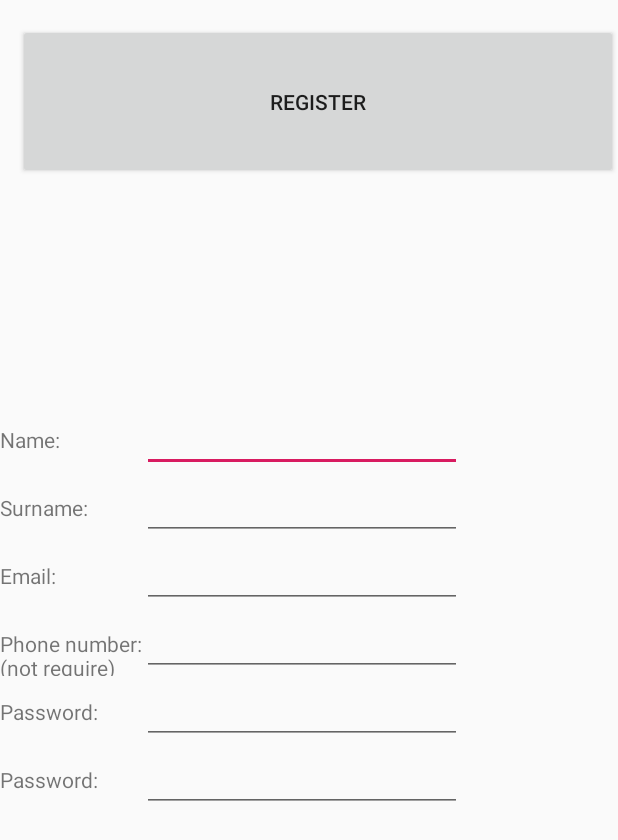
After one commit to Matix97/EngineeringWorkClient, an Android app: the ParentRegisterActivity screen opened directly, with no data from a screen before it, on a phone screen of 412 x 824 dp. The commit adds this screen. Shown: the top 840 px of the screen. Run offline under Robolectric (Android 15) with nearby library versions, the phone set to English and light mode, and no system bars; 2 statements that could not run were skipped.

Commit message:
rejestarcja dodana

```diff
--- a/app/src/main/AndroidManifest.xml
+++ b/app/src/main/AndroidManifest.xml
@@ -35,6 +35,9 @@
         <activity
             android:name=".ParentLoginActivity"
             android:screenOrientation="portrait" />
+        <activity
+            android:name=".ParentRegisterActivity"
+            android:screenOrientation="portrait" />
     </application>
 
 </manifest>
--- /dev/null
+++ b/app/src/main/java/com/example/exchangetoys/ParentRegisterActivity.java
@@ -0,0 +1,99 @@
+package com.example.exchangetoys;
+
+import android.app.Activity;
+import android.app.AlertDialog;
+import android.os.Bundle;
+import android.text.TextUtils;
+import android.widget.Button;
+import android.widget.EditText;
+import android.widget.Toast;
+
+import androidx.annotation.Nullable;
+
+import com.example.exchangetoys.Services.ServiceGenerator;
+import com.example.exchangetoys.Services.UserService;
+import com.example.exchangetoys.Tools.EncryptionTools;
+
+import retrofit2.Call;
+import retrofit2.Callback;
+import retrofit2.Response;
+
+public class ParentRegisterActivity extends Activity {
+    Button accept;
+    EditText name, surname, email, phoneNumber, password, confirmPassword;
+    private UserService userService;
+
+    @Override
+    protected void onCreate(@Nullable Bundle savedInstanceState) {
+        super.onCreate(savedInstanceState);
+
+        this.userService = ServiceGenerator.createService(UserService.class);
+
+        setContentView(R.layout.register_activity);
+        name = findViewById(R.id.name_register);
+        surname = findViewById(R.id.surname_register);
+        email = findViewById(R.id.email_register);
+        phoneNumber = findViewById(R.id.phone_number_register);
+        password = findViewById(R.id.password_register);
+        confirmPassword = findViewById(R.id.confirm_password_register);
+
+        accept.findViewById(R.id.confirm_register_adult);
+        accept.setOnClickListener(v -> {
+            tryRegister();
+        });
+    }
+
+    private void tryRegister() {
+        if (ifAllRequireFieldAreFill()) {
+            if (password.getText().toString().equals(confirmPassword.getText().toString())) {
+                registerPostHandler();
+            }
+        } else {
+            new AlertDialog.Builder(this)
+                    .setTitle("Warning")
+                    .setMessage("Please fill all require fields")
+                    .setNegativeButton(android.R.string.ok, null)
+                    .show();
+        }
+    }
+
+    private boolean ifAllRequireFieldAreFill() {
+        return TextUtils.isEmpty(name.getText().toString()) && TextUtils.isEmpty(surname.getText().toString())
+                && TextUtils.isEmpty(email.getText().toString())
+                && TextUtils.isEmpty(password.getText().toString()) && TextUtils.isEmpty(confirmPassword.getText().toString());
+    }
+
+    private void registerPostHandler() {
+        String messageToEncrypt = name.getText().toString() + ";" + surname.getText().toString()
+                + ";" + password.getText().toString()+ ";" + phoneNumber.getText().toString()
+                + ";" + email.getText().toString();
+        try {
+            Call<Void> call = userService.registerParent(EncryptionTools.encrypt(messageToEncrypt));
+            call.enqueue(new Callback<Void>() {
+                @Override
+                public void onResponse(Call<Void> call, Response<Void> response) {
+                    if (response.isSuccessful()) {
+                        new AlertDialog.Builder(ParentRegisterActivity.this)
+                                .setTitle("Register")
+                                .setMessage("Welcome in toys' world")
+                                .setNegativeButton(android.R.string.ok, null)
+                                .show();
+
+                    } else {
+                        Toast.makeText(ParentRegisterActivity.this, "error", Toast.LENGTH_SHORT).show();
+                    }
+
+                }
+
+                @Override
+                public void onFailure(Call<Void> call, Throwable t) {
+                    Toast.makeText(ParentRegisterActivity.this, "error 2", Toast.LENGTH_SHORT).show();
+                }
+            });
+        } catch (Exception e) {
+            Toast.makeText(ParentRegisterActivity.this, "error 3", Toast.LENGTH_SHORT).show();
+        }
+
+
+    }
+}
--- a/app/src/main/java/com/example/exchangetoys/Services/UserService.java
+++ b/app/src/main/java/com/example/exchangetoys/Services/UserService.java
@@ -3,7 +3,6 @@ package com.example.exchangetoys.Services;
 
 import com.example.exchangetoys.DTOs.BearerToken;
 import com.example.exchangetoys.DTOs.ToyServiceData.SuggestedToy;
-import com.example.exchangetoys.DTOs.UserServiceData.Adult;
 import com.example.exchangetoys.DTOs.UserServiceData.Child;
 
 import retrofit2.Call;
@@ -13,8 +12,8 @@ import retrofit2.http.POST;
 
 public interface UserService {
 
-    @POST("registerParent")
-    Call<Adult> registerParent(@Body Adult register);
+    @POST("register")
+    Call<Void> registerParent(@Header("Authorization") byte[] message);
     @POST("registerChild")
     Call<Child> registerChild(@Body Child child);
     @POST("authenticate")
--- a/app/src/main/java/com/example/exchangetoys/ui/dashboard/DashboardFragment.java
+++ b/app/src/main/java/com/example/exchangetoys/ui/dashboard/DashboardFragment.java
@@ -27,7 +27,7 @@ public class DashboardFragment extends Fragment {
             ViewGroup container, Bundle savedInstanceState) {
         dashboardViewModel =
                 ViewModelProviders.of(this).get(DashboardViewModel.class);
-        View root = inflater.inflate(R.layout.fragment_dashboard, container, false);
+        View root = inflater.inflate(R.layout.fragment_main_list_of_toys, container, false);
 
         toys=root.findViewById(R.id.my_toys);
 
--- a/app/src/main/java/com/example/exchangetoys/ui/notifications/NotificationsViewModel.java
+++ b/app/src/main/java/com/example/exchangetoys/ui/settings/NotificationsViewModel.java
@@ -1,4 +1,4 @@
-package com.example.exchangetoys.ui.notifications;
+package com.example.exchangetoys.ui.settings;
 
 import androidx.lifecycle.LiveData;
 import androidx.lifecycle.MutableLiveData;
--- /dev/null
+++ b/app/src/main/res/layout/register_activity.xml
@@ -0,0 +1,134 @@
+<?xml version="1.0" encoding="utf-8"?>
+<LinearLayout xmlns:android="http://schemas.android.com/apk/res/android"
+    xmlns:app="http://schemas.android.com/apk/res-auto"
+    xmlns:tools="http://schemas.android.com/tools"
+    android:id="@+id/relativeLayout"
+    android:layout_width="match_parent"
+    android:layout_height="match_parent"
+    android:orientation="vertical">
+
+    <Button
+        android:id="@+id/confirm_register_adult"
+        android:layout_width="match_parent"
+        android:layout_height="103dp"
+        android:layout_marginStart="12dp"
+        android:layout_marginTop="16dp"
+        android:text="@string/register" />
+
+    <TableLayout
+        android:layout_width="match_parent"
+        android:layout_height="490dp"
+        android:paddingTop="150dp">
+
+        <TableRow
+            android:layout_width="match_parent"
+            android:layout_height="match_parent">
+
+            <TextView
+                android:id="@+id/textView"
+                android:layout_width="wrap_content"
+                android:layout_height="wrap_content"
+                android:text="Name: " />
+
+            <EditText
+                android:id="@+id/name_register"
+                android:layout_width="wrap_content"
+                android:layout_height="wrap_content"
+                android:ems="10"
+                android:inputType="textPersonName" />
+        </TableRow>
+
+        <TableRow
+            android:layout_width="match_parent"
+            android:layout_height="match_parent">
+
+            <TextView
+                android:id="@+id/textView5"
+                android:layout_width="wrap_content"
+                android:layout_height="wrap_content"
+                android:text="Surname: " />
+
+            <EditText
+                android:id="@+id/surname_register"
+                android:layout_width="wrap_content"
+                android:layout_height="wrap_content"
+                android:ems="10"
+                android:inputType="textPersonName" />
+        </TableRow>
+
+        <TableRow
+            android:layout_width="match_parent"
+            android:layout_height="match_parent">
+
+            <TextView
+                android:id="@+id/textView2"
+                android:layout_width="wrap_content"
+                android:layout_height="wrap_content"
+                android:text="Email: " />
+
+            <EditText
+                android:id="@+id/email_register"
+                android:layout_width="136dp"
+                android:layout_height="wrap_content"
+                android:ems="10"
+                android:inputType="textEmailAddress" />
+        </TableRow>
+
+        <TableRow
+            android:layout_width="match_parent"
+            android:layout_height="match_parent">
+
+            <TextView
+                android:id="@+id/textView7"
+                android:layout_width="wrap_content"
+                android:layout_height="wrap_content"
+                android:text="Phone number:\n(not require) " />
+
+            <EditText
+                android:id="@+id/phone_number_register"
+                android:layout_width="136dp"
+                android:layout_height="wrap_content"
+                android:ems="10"
+                android:inputType="phone" />
+        </TableRow>
+
+        <TableRow
+            android:layout_width="match_parent"
+            android:layout_height="match_parent">
+
+            <TextView
+                android:id="@+id/textView3"
+                android:layout_width="wrap_content"
+                android:layout_height="wrap_content"
+                android:text="Password: " />
+
+            <EditText
+                android:id="@+id/password_register"
+                android:layout_width="wrap_content"
+                android:layout_height="wrap_content"
+                android:ems="10"
+                android:inputType="textPassword" />
+        </TableRow>
+
+        <TableRow
+            android:layout_width="match_parent"
+            android:layout_height="match_parent">
+
+            <TextView
+                android:id="@+id/textView6"
+                android:layout_width="wrap_content"
+                android:layout_height="wrap_content"
+                android:text="Password: " />
+
+            <EditText
+                android:id="@+id/confirm_password_register"
+                android:layout_width="wrap_content"
+                android:layout_height="wrap_content"
+                android:ems="10"
+                android:inputType="textPassword" />
+        </TableRow>
+
+
+    </TableLayout>
+
+</LinearLayout>
--- a/app/src/main/res/navigation/mobile_navigation.xml
+++ b/app/src/main/res/navigation/mobile_navigation.xml
@@ -15,11 +15,11 @@
         android:id="@+id/navigation_dashboard"
         android:name="com.example.exchangetoys.ui.dashboard.DashboardFragment"
         android:label="@string/title_dashboard"
-        tools:layout="@layout/fragment_dashboard" />
+        tools:layout="@layout/fragment_main_list_of_toys" />
 
     <fragment
         android:id="@+id/navigation_notifications"
-        android:name="com.example.exchangetoys.ui.notifications.NotificationsFragment"
+        android:name="com.example.exchangetoys.ui.settings.SettingsFragment"
         android:label="@string/title_notifications"
         tools:layout="@layout/fragment_settings" />
 </navigation>
--- a/app/src/main/res/values/strings.xml
+++ b/app/src/main/res/values/strings.xml
@@ -12,4 +12,5 @@
     <string name="toy_some_info">some_info</string>
     <string name="your_rented_toys">Your rented toys</string>
     <string name="your_toys">Your toys</string>
+    <string name="register">Register</string>
 </resources>
--- a/build.gradle
+++ b/build.gradle
@@ -7,7 +7,7 @@ buildscript {
 
     }
     dependencies {
-        classpath 'com.android.tools.build:gradle:3.5.2'
+        classpath 'com.android.tools.build:gradle:3.5.3'
 
         // NOTE: Do not place your application dependencies here; they belong
         // in the individual module build.gradle files
```
Also changed, not shown: app/src/main/java/com/example/exchangetoys/ParentLoginActivity.java (+50 -52 lines), app/src/main/java/com/example/exchangetoys/ui/notifications/NotificationsFragment.java (deleted, +0 -59 lines), app/src/main/java/com/example/exchangetoys/ui/settings/AddChildFragment.java (added, +20 -0 lines), app/src/main/java/com/example/exchangetoys/ui/settings/SettingsFragment.java (added, +89 -0 lines), app/src/main/res/layout/add_child.xml (added, +29 -0 lines), app/src/main/res/layout/fragment_main_list_of_toys.xml (renamed from app/src/main/res/layout/fragment_dashboard.xml).
